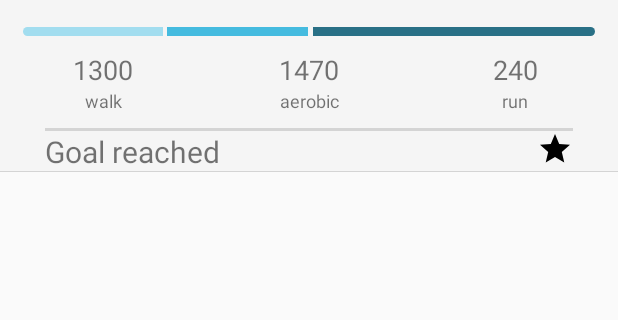
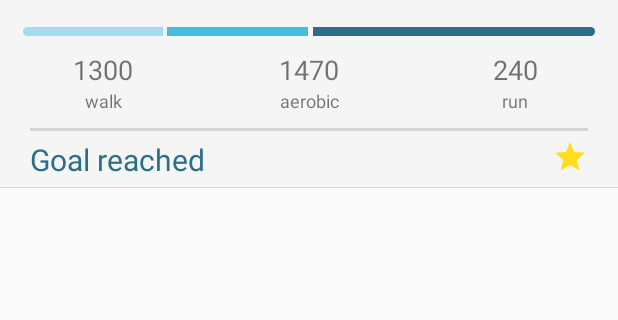
Before and after one commit to akapitanskiy/StepsApp2, an Android app: the layout list_item.xml on its own in the app's theme, with its tools: preview values and no code run, on a phone screen of 412 x 824 dp, the part 82-402 px from its top. Run offline under Robolectric (Android 15) with nearby library versions, the phone set to English and light mode, and no system bars; network calls fail.

Commit message:
release 1

```diff
--- a/app/src/main/res/drawable/ic_add.xml
+++ b/app/src/main/res/drawable/ic_add.xml
@@ -1,7 +1,7 @@
 <vector xmlns:android="http://schemas.android.com/apk/res/android"
     android:width="40dp"
     android:height="40dp"
-    android:tint="#009FD6"
+    android:tint="@color/colorPiece2"
     android:viewportWidth="22.0"
     android:viewportHeight="22.0">
     <path
--- a/app/src/main/res/drawable/ic_star_black_24dp.xml
+++ b/app/src/main/res/drawable/ic_star_black_24dp.xml
@@ -4,6 +4,6 @@
         android:viewportWidth="24.0"
         android:viewportHeight="24.0">
     <path
-        android:fillColor="#FF000000"
+        android:fillColor="@color/goldStar"
         android:pathData="M12,17.27L18.18,21l-1.64,-7.03L22,9.24l-7.19,-0.61L12,2 9.19,8.63 2,9.24l5.46,4.73L5.82,21z"/>
 </vector>
--- a/app/src/main/res/layout/activity_main.xml
+++ b/app/src/main/res/layout/activity_main.xml
@@ -18,7 +18,7 @@
             android:id="@+id/tvSetGoal"
             android:layout_width="wrap_content"
             android:layout_height="wrap_content"
-            android:drawableStart="@drawable/ic_filter_vintage_black_24dp"
+            android:drawableStart="@drawable/target"
             android:clickable="true"
             android:focusable="true"
             />
--- a/app/src/main/res/layout/list_item.xml
+++ b/app/src/main/res/layout/list_item.xml
@@ -152,20 +152,23 @@
             <FrameLayout
                 android:layout_width="match_parent"
                 android:layout_height="wrap_content"
-                android:layout_marginStart="30dp"
-                android:layout_marginEnd="30dp"
+                android:layout_marginStart="20dp"
+                android:layout_marginEnd="20dp"
                 android:minHeight="2dp"
                 android:background="@color/colorPrimary"
             />
 
             <FrameLayout
                 android:layout_width="match_parent"
-                android:layout_height="match_parent">
+                android:layout_height="match_parent"
+                android:paddingTop="5dp"
+                android:paddingBottom="5dp">
 
                 <TextView
                     android:layout_width="wrap_content"
                     android:layout_height="wrap_content"
-                    android:paddingStart="30dp"
+                    android:paddingStart="20dp"
+                    android:textColor="@color/colorPiece3"
                     android:layout_gravity="start"
                     android:textSize="20sp"
                     android:text="Goal reached"
@@ -174,7 +177,8 @@
                     android:layout_width="wrap_content"
                     android:layout_height="wrap_content"
                     android:drawableEnd="@drawable/ic_star_black_24dp"
-                    android:paddingEnd="30dp"
+                    android:textColor="@color/goldStar"
+                    android:paddingEnd="20dp"
                     android:layout_gravity="end"
                     />
             </FrameLayout>
--- a/app/src/main/res/menu/menu.xml
+++ b/app/src/main/res/menu/menu.xml
@@ -8,7 +8,4 @@
         android:icon="@drawable/ic_add"
         app:showAsAction="always"
         />
-
-
-
 </menu>
--- a/app/src/main/res/values/colors.xml
+++ b/app/src/main/res/values/colors.xml
@@ -9,4 +9,5 @@
     <color name="colorPiece3">#297086</color>
 
     <color name="background">#FFFFFF</color>
+    <color name="goldStar">#ffde21</color>
 </resources>
```
Also changed, not shown: app/src/main/java/com/alexthekap/stepsapp/adapter/StepsListAdapter.java (+10 -7 lines), app/src/main/res/drawable-xhdpi/target.xml (added, +10 -0 lines).
